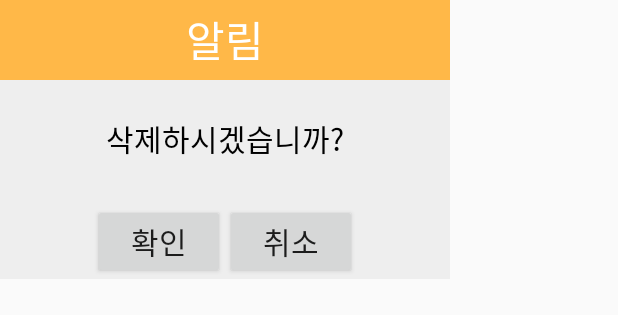
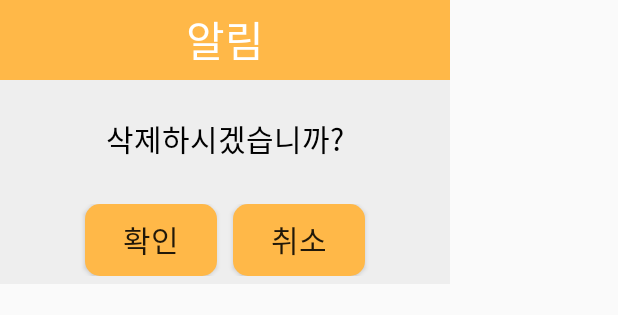
Before and after one commit to polaris428/skt_healthy_pet, an Android app: the layout activity_list_pop_up_.xml on its own in the app's theme, with its tools: preview values and no code run, on a phone screen of 412 x 824 dp. Shown: the top 315 px of the screen. Run offline under Robolectric (Android 15) with nearby library versions, the phone set to English and light mode, and no system bars.

Commit message:
list_language

```diff
--- a/app/src/main/java/com/example/skthealthypet/List_AddPopUp_Activity.java
+++ b/app/src/main/java/com/example/skthealthypet/List_AddPopUp_Activity.java
@@ -37,7 +37,7 @@ public class List_AddPopUp_Activity extends AppCompatActivity {
         if(!inName.isEmpty()&&!inContent.isEmpty()){
             ListValues.p++;
             ListValues.mMyAdapter.addItem(inName,inContent,isDaily.isChecked());
-            Toast.makeText(this, "추가하였습니다!", Toast.LENGTH_SHORT).show();
+            Toast.makeText(this, getString(R.string.added), Toast.LENGTH_SHORT).show();
             final SharedPreferences pref = getSharedPreferences("ListInventory" , Activity.MODE_PRIVATE);
             final SharedPreferences.Editor editor = pref.edit();
             ListValues.SaveInfo(inName,inContent,isDaily.isChecked(),ListValues.p,editor);
@@ -46,10 +46,10 @@ public class List_AddPopUp_Activity extends AppCompatActivity {
             finish();
         }
         else
-            Toast.makeText(this, "모두 채워주세요!", Toast.LENGTH_SHORT).show();
+            Toast.makeText(this, getString(R.string.fiilall), Toast.LENGTH_SHORT).show();
     }
     public void m1Cancle(View v){//cancle 버튼 클릭
-        Toast.makeText(this, "취소하였습니다!", Toast.LENGTH_SHORT).show();
+        Toast.makeText(this, getString(R.string.cancelled), Toast.LENGTH_SHORT).show();
         finish();
     }
 
--- a/app/src/main/java/com/example/skthealthypet/List_CompletePopUp_Activity.java
+++ b/app/src/main/java/com/example/skthealthypet/List_CompletePopUp_Activity.java
@@ -27,7 +27,7 @@ public class List_CompletePopUp_Activity extends AppCompatActivity {
     }
 
     public void mOk(View v){
-        Toast.makeText(this, "완료하였습니다!", Toast.LENGTH_SHORT).show();
+        Toast.makeText(this, getString(R.string.completed), Toast.LENGTH_SHORT).show();
         if(ListValues.IS==false) {
             ListValues.mMyAdapter.deleteItem(ListValues.possi);
             ListValues.mMyAdapter.notifyDataSetChanged();
@@ -58,7 +58,7 @@ public class List_CompletePopUp_Activity extends AppCompatActivity {
 
     }
     public void mCancle(View v){
-        Toast.makeText(this, "취소하였습니다!", Toast.LENGTH_SHORT).show();
+        Toast.makeText(this, getString(R.string.cancelled), Toast.LENGTH_SHORT).show();
         finish();
     }
     @Override
--- a/app/src/main/java/com/example/skthealthypet/List_PopUp_Activity.java
+++ b/app/src/main/java/com/example/skthealthypet/List_PopUp_Activity.java
@@ -29,7 +29,7 @@ public class List_PopUp_Activity extends AppCompatActivity {
     public void mOk(View v){//ok 버튼 클릭
         ListValues.mMyAdapter.deleteItem(ListValues.possi);
         ListValues.mMyAdapter.notifyDataSetChanged();
-        Toast.makeText(this, "삭제하였습니다!", Toast.LENGTH_SHORT).show();
+        Toast.makeText(this, getString(R.string.deleted), Toast.LENGTH_SHORT).show();
         final SharedPreferences pref = getSharedPreferences("ListInventory" , Activity.MODE_PRIVATE);
         final SharedPreferences.Editor editor = pref.edit();
         editor.remove("NAME_"+ListValues.possi);
@@ -52,7 +52,7 @@ public class List_PopUp_Activity extends AppCompatActivity {
 
     }
     public void mCancle(View v){//cancle 버튼 클릭
-        Toast.makeText(this, "취소하였습니다!", Toast.LENGTH_SHORT).show();
+        Toast.makeText(this, getString(R.string.cancelled), Toast.LENGTH_SHORT).show();
         finish();
     }
     @Override
--- /dev/null
+++ b/app/src/main/res/drawable/ok_or_cancle_btn.xml
@@ -0,0 +1,7 @@
+<?xml version="1.0" encoding="utf-8"?>
+<shape xmlns:android="http://schemas.android.com/apk/res/android"
+    android:shape="rectangle">
+    <solid
+        android:color="#FFB848" />
+    <corners android:radius="10dp" />
+</shape>
--- a/app/src/main/res/layout/activity_list_pop_up_.xml
+++ b/app/src/main/res/layout/activity_list_pop_up_.xml
@@ -11,7 +11,7 @@
         android:layout_height="wrap_content">
         <TextView
             android:id="@+id/titleTV"
-            android:text="알림"
+            android:text="@string/announce"
             android:textSize="28sp"
             android:gravity="center"
             android:textColor="#fff"
@@ -30,7 +30,7 @@
             android:layout_width="match_parent"
             android:layout_height="wrap_content"
             android:textColor="#000"
-            android:text="삭제하시겠습니까?"
+            android:text="@string/sure_delete"
             android:gravity="center"
             android:layout_marginBottom="3dp"/>
     </LinearLayout>
@@ -41,23 +41,28 @@
         android:layout_width="match_parent"
         android:layout_height="wrap_content"
         android:orientation="horizontal"
-        android:gravity="center">
+        android:gravity="center"
+        android:layout_marginBottom="5dp">
 
         <Button
             android:layout_width="wrap_content"
             android:layout_height="wrap_content"
-            android:text="확인"
+            android:text="@string/ok"
             android:textSize="20sp"
             android:id="@+id/okBtn"
-            android:onClick="mOk"/>
+            android:background="@drawable/ok_or_cancle_btn"
+            android:onClick="mOk"
+            android:layout_marginRight="5dp"/>
 
         <Button
             android:id="@+id/cancleBtn"
             android:layout_width="wrap_content"
             android:layout_height="wrap_content"
             android:onClick="mCancle"
-            android:text="취소"
-            android:textSize="20sp" />
+            android:text="@string/cancel"
+            android:background="@drawable/ok_or_cancle_btn"
+            android:textSize="20sp"
+            android:layout_marginLeft="5dp"/>
 
     </LinearLayout>
 </LinearLayout>
```
Also changed, not shown: app/src/main/res/layout/activity_list_add_pop_up_.xml (+14 -9 lines), app/src/main/res/layout/activity_list_complete_pop_up_.xml (+9 -4 lines), app/src/main/res/values/strings.xml (+12 -7 lines), 2 other files.
